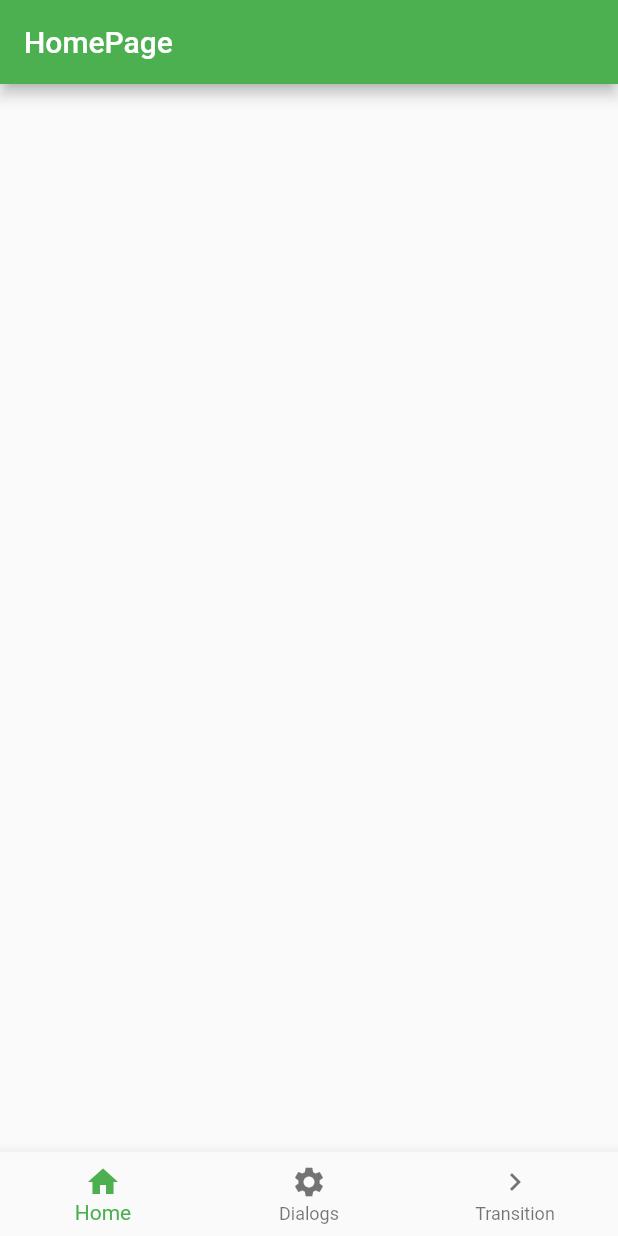
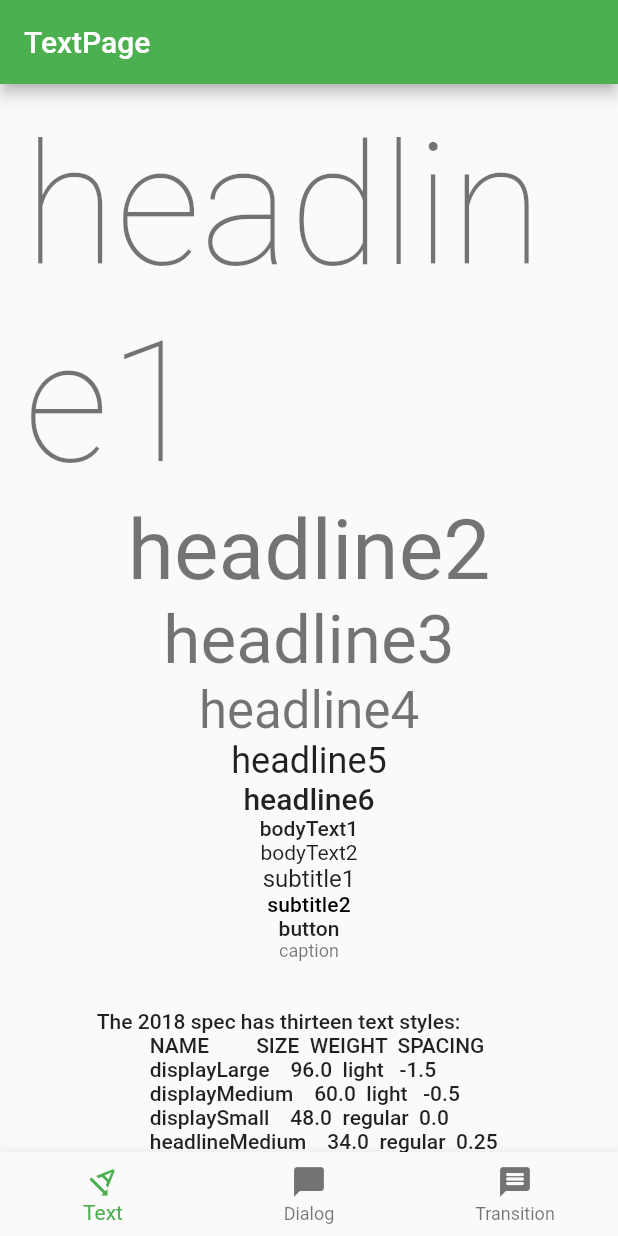
Before and after one commit to YamaTatsu10969/flutter_default_component, a Flutter app: the screen it shows after launch, on a phone screen of 412 x 824 dp. Run offline on Flutter 3.47's test engine with Material 2 defaults, Android fonts, the phone set to English and light mode, and no system bars.

Commit message:
add text page

```diff
--- a/lib/dialogs.dart
+++ b/lib/dialog_page.dart
@@ -1,6 +1,6 @@
 import 'package:flutter/material.dart';
 
-class DialogsPage extends StatelessWidget {
+class DialogPage extends StatelessWidget {
   @override
   Widget build(BuildContext context) {
     return Scaffold(
--- a/lib/main.dart
+++ b/lib/main.dart
@@ -1,6 +1,7 @@
 import 'package:flutter/cupertino.dart';
 import 'package:flutter/material.dart';
-import 'package:flutter_default_component/Dialogs.dart';
+import 'package:flutter_default_component/dialog_page.dart';
+import 'package:flutter_default_component/text_page.dart';
 import 'package:flutter_default_component/transition_page.dart';
 
 void main() {
@@ -43,8 +44,8 @@ class _MainBottomBarPageState extends State<MainBottomBarPage> {
   int _selectedIndex = 0;
 
   static final List<Widget> _pageList = [
-    HomePage(),
-    DialogsPage(),
+    TextPage(),
+    DialogPage(),
     TransitionPage(),
   ];
 
@@ -61,33 +62,21 @@ class _MainBottomBarPageState extends State<MainBottomBarPage> {
       bottomNavigationBar: BottomNavigationBar(
         items: const <BottomNavigationBarItem>[
           BottomNavigationBarItem(
-            icon: Icon(Icons.home),
-            label: 'Home',
+            icon: Icon(Icons.text_rotation_angledown_outlined),
+            label: 'Text',
           ),
           BottomNavigationBarItem(
-            icon: Icon(Icons.settings),
-            label: 'Dialogs',
+            icon: Icon(Icons.messenger_outlined),
+            label: 'Dialog',
           ),
           BottomNavigationBarItem(
-            icon: Icon(Icons.keyboard_arrow_right),
+            icon: Icon(Icons.message_rounded),
             label: 'Transition',
           ),
         ],
         currentIndex: _selectedIndex,
         onTap: _onItemTapped,
       ),
-    );
-  }
-}
-
-class HomePage extends StatelessWidget {
-  @override
-  Widget build(BuildContext context) {
-    return Scaffold(
-      appBar: AppBar(
-        title: const Text('HomePage'),
-      ),
-      body: Container(),
     );
   }
 }
--- /dev/null
+++ b/lib/text_page.dart
@@ -0,0 +1,131 @@
+import 'package:flutter/cupertino.dart';
+import 'package:flutter/material.dart';
+
+class TextPage extends StatelessWidget {
+  @override
+  Widget build(BuildContext context) {
+    return Scaffold(
+      appBar: AppBar(
+        title: const Text('TextPage'),
+      ),
+      body: SingleChildScrollView(
+        child: Padding(
+          padding: const EdgeInsets.all(16.0),
+          child: Column(
+            mainAxisAlignment: MainAxisAlignment.center,
+            crossAxisAlignment: CrossAxisAlignment.center,
+            children: [
+              Text(
+                'headline1',
+                style: Theme.of(context).textTheme.headline1,
+              ),
+              Text(
+                'headline2',
+                style: Theme.of(context).textTheme.headline2,
+              ),
+              Text(
+                'headline3',
+                style: Theme.of(context).textTheme.headline3,
+              ),
+              Text(
+                'headline4',
+                style: Theme.of(context).textTheme.headline4,
+              ),
+              Text(
+                'headline5',
+                style: Theme.of(context).textTheme.headline5,
+              ),
+              Text(
+                'headline6',
+                style: Theme.of(context).textTheme.headline6,
+              ),
+              Text(
+                'bodyText1',
+                style: Theme.of(context).textTheme.bodyText1,
+              ),
+              Text(
+                'bodyText2',
+                style: Theme.of(context).textTheme.bodyText2,
+              ),
+              Text(
+                'subtitle1',
+                style: Theme.of(context).textTheme.subtitle1,
+              ),
+              Text(
+                'subtitle2',
+                style: Theme.of(context).textTheme.subtitle2,
+              ),
+              Text(
+                'button',
+                style: Theme.of(context).textTheme.button,
+              ),
+              Text(
+                'caption',
+                style: Theme.of(context).textTheme.caption,
+              ),
+              const SizedBox(height: 32),
+              Text(
+                '''         The 2018 spec has thirteen text styles:
+                   NAME         SIZE  WEIGHT  SPACING
+                   headline1    96.0  light   -1.5
+                   headline2    60.0  light   -0.5
+                   headline3    48.0  regular  0.0
+                   headline4    34.0  regular  0.25
+                   headline5    24.0  regular  0.0
+                   headline6    20.0  medium   0.15
+                   subtitle1    16.0  regular  0.15
+                   subtitle2    14.0  medium   0.1
+                   body1        16.0  regular  0.5   (bodyText1)
+                   body2        14.0  regular  0.25  (bodyText2)
+                   button       14.0  medium   1.25
+                   caption      12.0  regular  0.4
+                   overline     10.0  regular  1.5''',
+                style: Theme.of(context).textTheme.bodyText1,
+              ),
+              const SizedBox(height: 32),
+              describeWidget(context, 'TextField', const TextField()),
+              describeWidget(
+                  context, 'CupertinoTextField', const CupertinoTextField()),
+              describeWidget(context, 'TextFormField', TextFormField()),
+              describeWidget(
+                context,
+                'CustomTextField',
+                const TextField(
+                  decoration: InputDecoration(
+                    hintText: 'hintText',
+                    labelText: 'labelText',
+                  ),
+                ),
+              ),
+              describeWidget(
+                context,
+                'CustomTextField2',
+                const TextField(
+                  decoration: InputDecoration(
+                    border: OutlineInputBorder(),
+                    hintText: 'hintText',
+                    labelText: 'labelText',
+                  ),
+                ),
+              ),
+            ],
+          ),
+        ),
+      ),
+    );
+  }
+
+  Widget describeWidget(BuildContext context, String name, Widget child) {
+    return Padding(
+      padding: const EdgeInsets.all(8.0),
+      child: Column(
+        crossAxisAlignment: CrossAxisAlignment.start,
+        children: [
+          Text(name, style: Theme.of(context).textTheme.bodyText1),
+          const SizedBox(height: 4),
+          child,
+        ],
+      ),
+    );
+  }
+}
```
